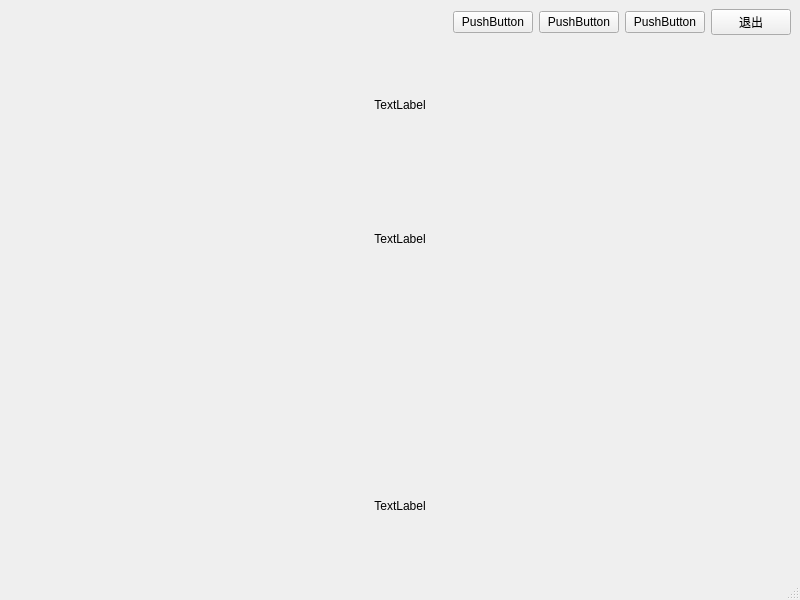
Above: focuswindow.ui from zyy1214/moyu-helper before the change. Below: the same form after it.
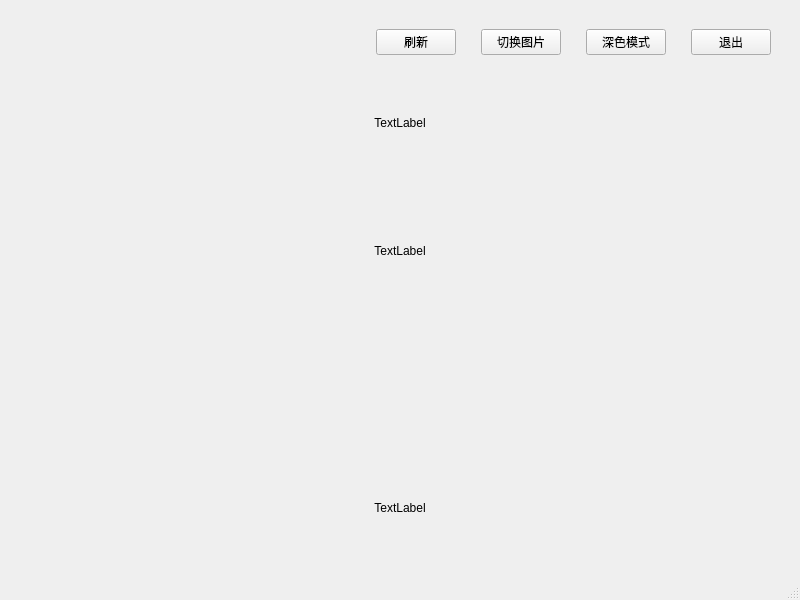
That is the form after the change.

Commit message: 为专注模式添加图标。

What changed in the file:
```diff
--- a/focuswindow.ui
+++ b/focuswindow.ui
@@ -15,8 +15,27 @@
   </property>
   <widget class="QWidget" name="centralwidget">
    <layout class="QVBoxLayout" name="verticalLayout">
+    <item>
+     <spacer name="verticalSpacer">
+      <property name="orientation">
+       <enum>Qt::Vertical</enum>
+      </property>
+      <property name="sizeType">
+       <enum>QSizePolicy::Maximum</enum>
+      </property>
+      <property name="sizeHint" stdset="0">
+       <size>
+        <width>20</width>
+        <height>20</height>
+       </size>
+      </property>
+     </spacer>
+    </item>
     <item>
      <layout class="QHBoxLayout" name="horizontalLayout">
+      <property name="spacing">
+       <number>25</number>
+      </property>
       <item>
        <spacer name="horizontalSpacer">
         <property name="orientation">
@@ -33,21 +52,21 @@
       <item>
        <widget class="QPushButton" name="renew">
         <property name="text">
-         <string>PushButton</string>
+         <string>刷新</string>
         </property>
        </widget>
       </item>
       <item>
        <widget class="QPushButton" name="picture">
         <property name="text">
-         <string>PushButton</string>
+         <string>切换图片</string>
         </property>
        </widget>
       </item>
       <item>
        <widget class="QPushButton" name="nightButton">
         <property name="text">
-         <string>PushButton</string>
+         <string>深色模式</string>
         </property>
        </widget>
       </item>
@@ -64,6 +83,22 @@
         </property>
        </widget>
       </item>
+      <item>
+       <spacer name="horizontalSpacer_2">
+        <property name="orientation">
+         <enum>Qt::Horizontal</enum>
+        </property>
+        <property name="sizeType">
+         <enum>QSizePolicy::Maximum</enum>
+        </property>
+        <property name="sizeHint" stdset="0">
+         <size>
+          <width>20</width>
+          <height>20</height>
+         </size>
+        </property>
+       </spacer>
+      </item>
      </layout>
     </item>
     <item>
```
Left out of the diff: 2 changed lines with no effect on the pictures. The commit also changes 6 other files.
